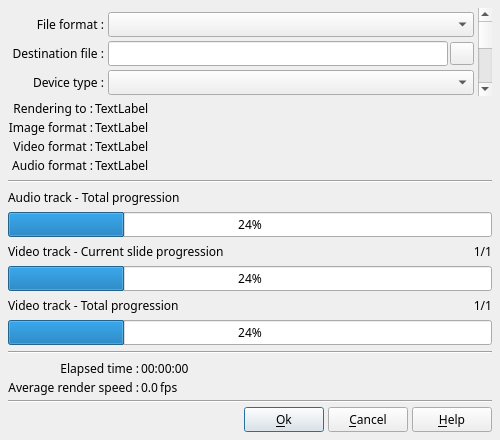
Before: the Qt Designer form DlgRenderVideo.ui in boenki/ffdiaporama, drawn with Qt 5.
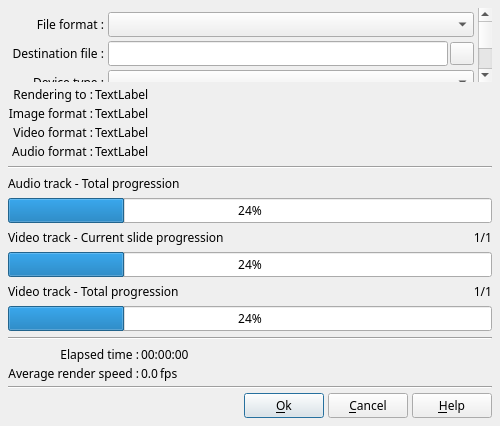
After: the same form once the commit is applied. Icons and pictures are not drawn.

What changed in the file:
```diff
--- a/DlgRenderVideo.ui
+++ b/DlgRenderVideo.ui
@@ -7,7 +7,7 @@
     <x>0</x>
     <y>0</y>
     <width>500</width>
-    <height>440</height>
+    <height>426</height>
    </rect>
   </property>
   <property name="minimumSize">
@@ -46,7 +46,7 @@
         <x>0</x>
         <y>0</y>
         <width>467</width>
-        <height>363</height>
+        <height>392</height>
        </rect>
       </property>
       <layout class="QGridLayout" name="gridLayout_2">
@@ -389,7 +389,7 @@
          </property>
         </widget>
        </item>
-       <item row="18" column="1">
+       <item row="19" column="1">
         <spacer name="verticalSpacer_2">
          <property name="orientation">
           <enum>Qt::Vertical</enum>
```
Left out of the diff: 54 changed lines with no effect on the pictures.
